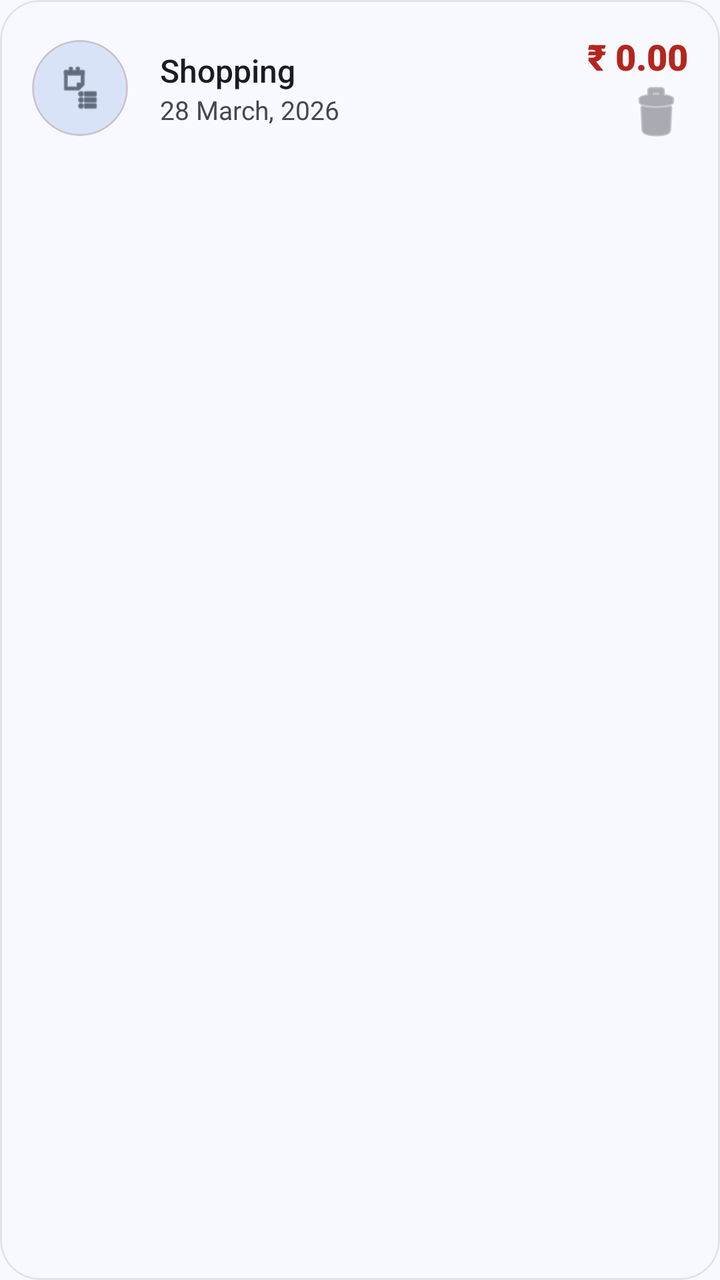
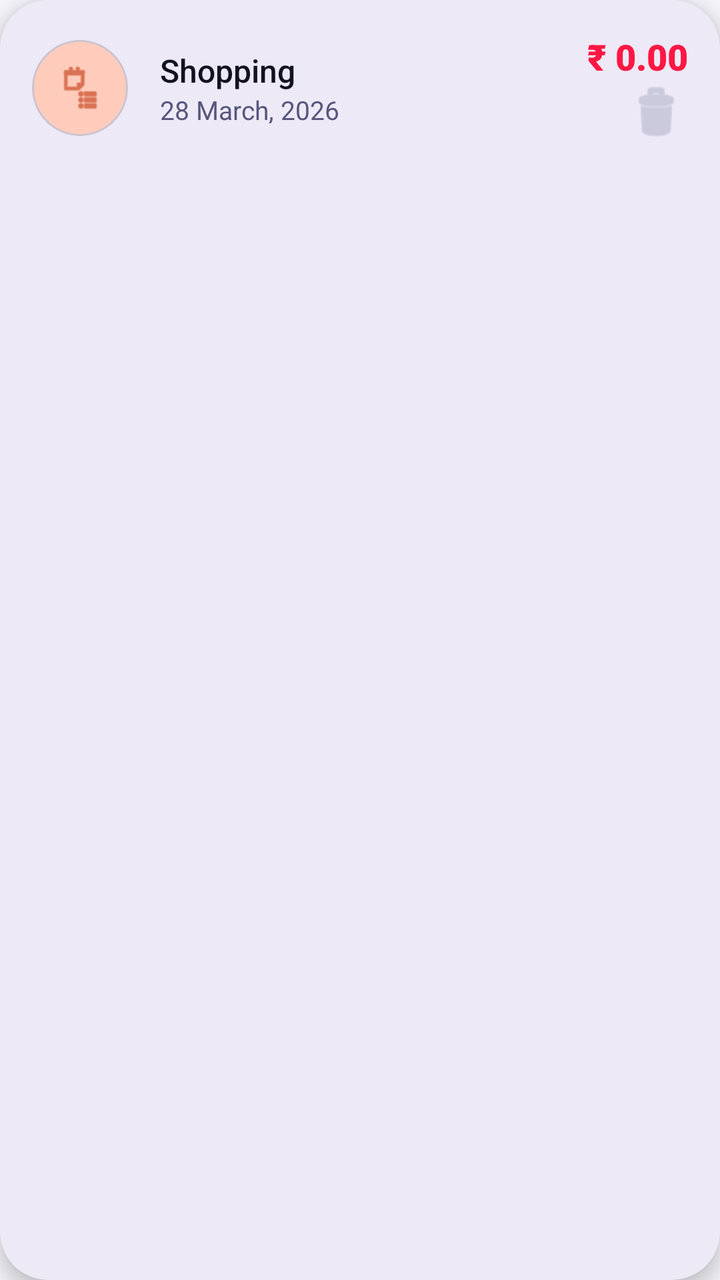

Two renders of the same Android screen: before a commit and after it. Below are the layout's source before the change and the commit's diff.
<!-- AndroidManifest.xml: application theme Theme.ExpenseManager -->
<!-- res/layout/item_expense.xml -->
<com.google.android.material.card.MaterialCardView xmlns:android="http://schemas.android.com/apk/res/android"
    xmlns:app="http://schemas.android.com/apk/res-auto"
    android:layout_width="match_parent"
    android:layout_height="wrap_content"
    android:layout_marginBottom="12dp"
    app:cardElevation="0dp"
    app:strokeWidth="1dp"
    app:strokeColor="@color/colorSurfaceVariant"
    app:cardCornerRadius="20dp"
    app:cardBackgroundColor="@color/colorSurface">

    <LinearLayout
        android:layout_width="match_parent"
        android:layout_height="wrap_content"
        android:gravity="center_vertical"
        android:orientation="horizontal"
        android:padding="16dp">

        <com.google.android.material.card.MaterialCardView
            android:layout_width="48dp"
            android:layout_height="48dp"
            app:cardCornerRadius="24dp"
            app:cardElevation="0dp"
            app:cardBackgroundColor="@color/colorSecondaryContainer">

            <ImageView
                android:id="@+id/iv_category_icon"
                android:layout_width="24dp"
                android:layout_height="24dp"
                android:layout_gravity="center"
                android:src="@android:drawable/ic_menu_agenda"
                app:tint="@color/colorOnSecondaryContainer" />
        </com.google.android.material.card.MaterialCardView>

        <LinearLayout
            android:layout_width="0dp"
            android:layout_height="wrap_content"
            android:layout_weight="1"
            android:layout_marginStart="16dp"
            android:orientation="vertical">

            <TextView
                android:id="@+id/tv_category"
                android:layout_width="wrap_content"
                android:layout_height="wrap_content"
                android:text="Shopping"
                android:textSize="16sp"
                android:fontFamily="sans-serif-medium"
                android:textColor="@color/colorOnSurface" />

            <TextView
                android:id="@+id/tv_date"
                android:layout_width="wrap_content"
                android:layout_height="wrap_content"
                android:text="28 March, 2026"
                android:textSize="13sp"
                android:textColor="@color/colorOnSurfaceVariant" />

            <TextView
                android:id="@+id/tv_notes"
                android:layout_width="wrap_content"
                android:layout_height="wrap_content"
                android:textSize="12sp"
                android:maxLines="1"
                android:ellipsize="end"
                android:textColor="@color/colorOutline"
                android:visibility="gone" />
        </LinearLayout>

        <LinearLayout
            android:layout_width="wrap_content"
            android:layout_height="wrap_content"
            android:gravity="end|center_vertical"
            android:orientation="vertical">

            <TextView
                android:id="@+id/tv_amount"
                android:layout_width="wrap_content"
                android:layout_height="wrap_content"
                android:text="₹ 0.00"
                android:textSize="18sp"
                android:fontFamily="sans-serif-black"
                android:textColor="@color/colorExpense" />

            <ImageButton
                android:id="@+id/btn_delete"
                android:layout_width="32dp"
                android:layout_height="32dp"
                android:background="?attr/selectableItemBackgroundBorderless"
                android:src="@android:drawable/ic_menu_delete"
                app:tint="@color/colorOutline" />
        </LinearLayout>

    </LinearLayout>
</com.google.android.material.card.MaterialCardView>
<!-- resources referenced by this layout -->
<resources>
  <color name="colorExpense">#B3261E</color>
  <color name="colorOnSecondaryContainer">#111C2B</color>
  <color name="colorOnSurface">#191C20</color>
  <color name="colorOnSurfaceVariant">#44474E</color>
  <color name="colorOutline">#74777F</color>
  <color name="colorSecondaryContainer">#D8E3F8</color>
  <color name="colorSurface">#F8F9FF</color>
  <color name="colorSurfaceVariant">#E1E2EC</color>
  <style name="Theme.ExpenseManager" parent="Theme.Material3.DayNight.NoActionBar">
          
          <item name="colorPrimary">@color/colorPrimary</item>
          <item name="colorOnPrimary">@color/colorOnPrimary</item>
          <item name="colorPrimaryContainer">@color/colorPrimaryContainer</item>
          <item name="colorOnPrimaryContainer">@color/colorOnPrimaryContainer</item>
  
          <item name="colorSecondary">@color/colorSecondary</item>
          <item name="colorOnSecondary">@color/colorOnSecondary</item>
          <item name="colorSecondaryContainer">@color/colorSecondaryContainer</item>
          <item name="colorOnSecondaryContainer">@color/colorOnSecondaryContainer</item>
  
          <item name="colorTertiary">@color/colorTertiary</item>
          <item name="colorOnTertiary">@color/colorOnTertiary</item>
          <item name="colorTertiaryContainer">@color/colorTertiaryContainer</item>
  
          <item name="colorError">@color/colorError</item>
          <item name="colorOnError">@color/colorOnPrimary</item> 
  
          <item name="android:statusBarColor">@color/colorPrimary</item>
          <item name="android:navigationBarColor">@color/colorBackground</item>
          <item name="android:windowBackground">@color/colorBackground</item>
  
          
          <item name="android:colorBackground">@color/colorBackground</item>
          <item name="colorSurface">@color/colorSurface</item>
          <item name="colorOnSurface">@color/colorOnSurface</item>
          <item name="colorSurfaceVariant">@color/colorSurfaceVariant</item>
          <item name="colorOnSurfaceVariant">@color/colorOnSurfaceVariant</item>
          <item name="colorOutline">@color/colorOutline</item>
      </style>
  <color name="colorPrimary">#0060A9</color>
  <color name="colorOnPrimary">#FFFFFF</color>
  <color name="colorPrimaryContainer">#D3E4FF</color>
  <color name="colorOnPrimaryContainer">#001C38</color>
  <color name="colorSecondary">#545F71</color>
  <color name="colorOnSecondary">#FFFFFF</color>
  <color name="colorTertiary">#6D5976</color>
  <color name="colorOnTertiary">#FFFFFF</color>
  <color name="colorTertiaryContainer">#F6D9F9</color>
  <color name="colorError">#BA1A1A</color>
  <color name="colorBackground">#F8F9FF</color>
</resources>

<!-- the commit's change to res/layout/item_expense.xml (unified diff, before → after) -->
@@ -3,10 +3,11 @@
     android:layout_width="match_parent"
     android:layout_height="wrap_content"
     android:layout_marginBottom="12dp"
-    app:cardElevation="0dp"
-    app:strokeWidth="1dp"
-    app:strokeColor="@color/colorSurfaceVariant"
-    app:cardCornerRadius="20dp"
+    android:layout_marginHorizontal="4dp"
+    android:layout_marginTop="4dp"
+    app:cardElevation="6dp"
+    app:strokeWidth="0dp"
+    app:cardCornerRadius="24dp"
     app:cardBackgroundColor="@color/colorSurface">
 
     <LinearLayout
<!-- resource entries referenced after the edit -->
@@ -1,13 +1,12 @@
 <!-- resources referenced by this layout -->
 <resources>
-  <color name="colorExpense">#B3261E</color>
-  <color name="colorOnSecondaryContainer">#111C2B</color>
-  <color name="colorOnSurface">#191C20</color>
-  <color name="colorOnSurfaceVariant">#44474E</color>
-  <color name="colorOutline">#74777F</color>
-  <color name="colorSecondaryContainer">#D8E3F8</color>
-  <color name="colorSurface">#F8F9FF</color>
-  <color name="colorSurfaceVariant">#E1E2EC</color>
+  <color name="colorExpense">#FF1744</color>
+  <color name="colorOnSecondaryContainer">#BF360C</color>
+  <color name="colorOnSurface">#121220</color>
+  <color name="colorOnSurfaceVariant">#56567C</color>
+  <color name="colorOutline">#B4B4CC</color>
+  <color name="colorSecondaryContainer">#FFCCBC</color>
+  <color name="colorSurface">#FFFFFF</color>
   <style name="Theme.ExpenseManager" parent="Theme.Material3.DayNight.NoActionBar">
           
           <item name="colorPrimary">@color/colorPrimary</item>
@@ -39,16 +38,17 @@
           <item name="colorOnSurfaceVariant">@color/colorOnSurfaceVariant</item>
           <item name="colorOutline">@color/colorOutline</item>
       </style>
-  <color name="colorPrimary">#0060A9</color>
+  <color name="colorPrimary">#5E35B1</color>
   <color name="colorOnPrimary">#FFFFFF</color>
-  <color name="colorPrimaryContainer">#D3E4FF</color>
-  <color name="colorOnPrimaryContainer">#001C38</color>
-  <color name="colorSecondary">#545F71</color>
+  <color name="colorPrimaryContainer">#EDE7F6</color>
+  <color name="colorOnPrimaryContainer">#311B92</color>
+  <color name="colorSecondary">#FF6E40</color>
   <color name="colorOnSecondary">#FFFFFF</color>
-  <color name="colorTertiary">#6D5976</color>
+  <color name="colorTertiary">#00BFA5</color>
   <color name="colorOnTertiary">#FFFFFF</color>
-  <color name="colorTertiaryContainer">#F6D9F9</color>
-  <color name="colorError">#BA1A1A</color>
-  <color name="colorBackground">#F8F9FF</color>
+  <color name="colorTertiaryContainer">#E0F2F1</color>
+  <color name="colorError">#FFB4AB</color>
+  <color name="colorBackground">#F6F5FB</color>
+  <color name="colorSurfaceVariant">#EAEAFA</color>
 </resources>
 
